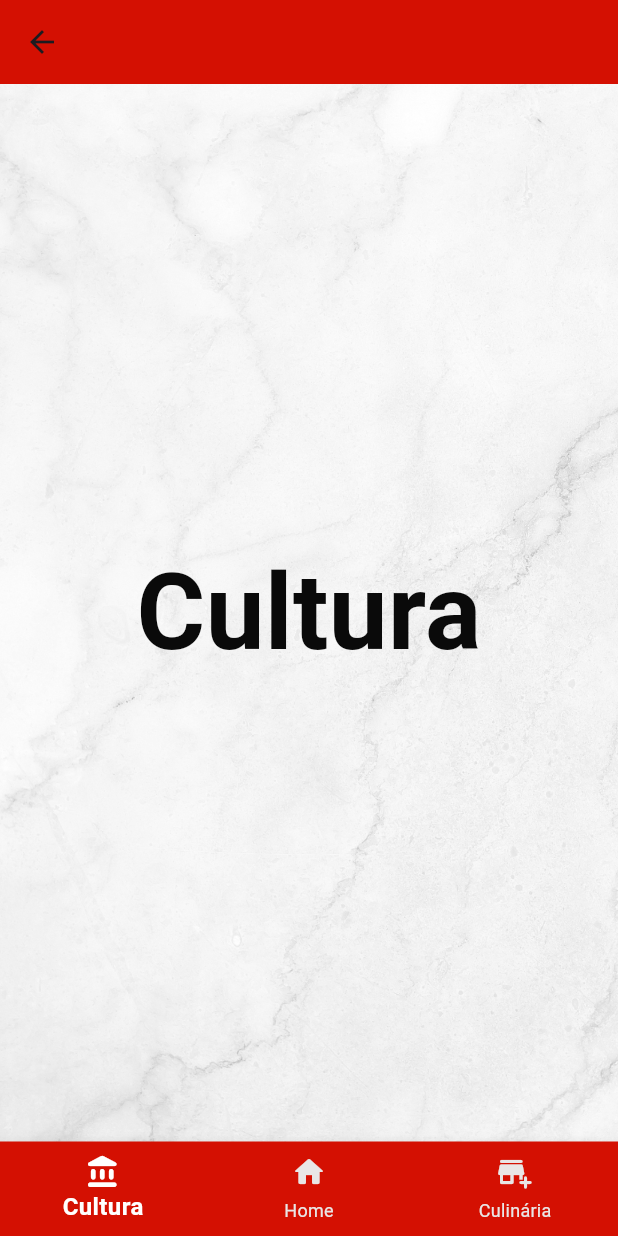
After one commit to MKevin2/Sampa-App, a Flutter app: the Cultura screen opened directly, on a phone screen of 412 x 824 dp. The commit adds this screen. Run offline on Flutter 3.47's test engine with Material 3 defaults, Android fonts, the phone set to English and light mode, and no system bars.

Commit message:
Criação da Tela Cultura e Navegação Inicial

```diff
--- /dev/null
+++ b/lib/cultura.dart
@@ -0,0 +1,67 @@
+import 'package:flutter/material.dart';
+
+void cultura() {
+  runApp(const Cultura());
+}
+
+class Cultura extends StatelessWidget {
+  const Cultura({super.key});
+
+  @override
+  Widget build(BuildContext context) {
+    return Scaffold(
+
+      appBar: AppBar( // Barra no topo do app
+        backgroundColor: const Color.fromARGB(255, 212, 16, 2), /// Cor de fundo
+      ),
+        bottomNavigationBar: BottomNavigationBar( // Barra de navegação ao final da página
+        backgroundColor: const Color.fromARGB(255, 212, 16, 2),
+        currentIndex: 0, // Aponta pro primeiro item exibido
+        iconSize: 24, // Tamanho dos icones
+        selectedFontSize: 16, // Fonte selecionada
+        unselectedFontSize: 12, // // Fonte não selecionada
+        selectedItemColor: const Color.fromARGB(255, 255, 255, 255), // Ícone ativo
+        unselectedItemColor: const Color.fromARGB(255, 233, 230, 230), // Ícone desativado
+        selectedLabelStyle: const TextStyle(fontWeight: FontWeight.bold), // Negrito
+        items: const [
+          BottomNavigationBarItem(
+            icon: Icon(Icons.account_balance_rounded),
+            label: "Cultura",
+          ),
+          BottomNavigationBarItem(
+            icon: Icon(Icons.home_rounded),
+            label: "Home",
+          ),
+          BottomNavigationBarItem(
+            icon: Icon(Icons.add_business_rounded),
+            label: "Culinária",
+          ),
+        ],
+      ),
+      body: Stack(
+        fit: StackFit.expand,
+        children: [
+          Image.asset(
+            'assets/img/background.png', // Imagem de fundo
+            fit: BoxFit.cover,
+          ),
+          const Center(
+            child: Column(
+              mainAxisAlignment: MainAxisAlignment.center, //Forma de Alinhamento
+              children: [
+                Text(
+                  'Cultura',
+                  style: TextStyle(
+                    fontSize: 70,
+                    fontWeight: FontWeight.bold,
+                    color: Color.fromARGB(255, 10, 10, 10),
+                  ),
+                ),
+              ],
+            ),
+          ),
+        ],
+      ),
+    );
+  }
+}
--- a/lib/main.dart
+++ b/lib/main.dart
@@ -1,4 +1,5 @@
 import 'package:flutter/material.dart';
+import 'package:sampalee/cultura.dart';
 
 void main() {
   runApp(const MainApp());
@@ -6,6 +7,24 @@ void main() {
 
 class MainApp extends StatelessWidget {
   const MainApp({super.key});
+
+ @override
+  Widget build(BuildContext context) {
+    return const MaterialApp(
+      home: HomePage(),
+    );
+  }
+}
+
+class HomePage extends StatefulWidget {
+  const HomePage({Key? key}) : super(key: key);
+
+  @override
+  _HomePageState createState() => _HomePageState();
+}
+
+class _HomePageState extends State<HomePage> {
+  int _currentIndex = 0;
 
   @override
   Widget build(BuildContext context) {
@@ -18,13 +37,34 @@ class MainApp extends StatelessWidget {
 
         bottomNavigationBar: BottomNavigationBar( // Barra de navegação ao final da página
           backgroundColor: const Color.fromARGB(255, 212, 16, 2),
-          currentIndex: 1, // Aponta o primeiro item exibido, nesse caso, o item em destaque
+          currentIndex: 1, // Aponta pro item exibido, nesse caso, o item em destaque será o segundo, lembrando que a contagem inicia no 0
           iconSize: 24, // Tamanho dos icones
           selectedFontSize: 16, // Fonte selecionada
           unselectedFontSize: 12, // // Fonte não selecionada
           selectedItemColor: const Color.fromARGB(255, 255, 255, 255), // Ícone ativo
           unselectedItemColor: const Color.fromARGB(255, 233, 230, 230), // Ícone desativado
-          selectedLabelStyle: const TextStyle(fontWeight: FontWeight.bold), //
+          selectedLabelStyle: const TextStyle(fontWeight: FontWeight.bold), // Negrito
+          onTap: (int index) {
+          setState(() {
+            _currentIndex = index;
+          });
+          // Código para execução da troca de tela
+          switch (index) {
+            case 0:
+              Navigator.push(context, MaterialPageRoute(builder: (context) => const Cultura()));
+            break;
+
+            case 1:
+              // Ação para ir para a tela "Home"
+            break;
+
+            case 2:
+              // Ação para ir para a tela "Culinária"
+            break;
+              default:
+            break;
+          }
+          },
             items: const [
               BottomNavigationBarItem( // Botão de navegação da cultura
                 icon: Icon(Icons.account_balance_rounded),
```
